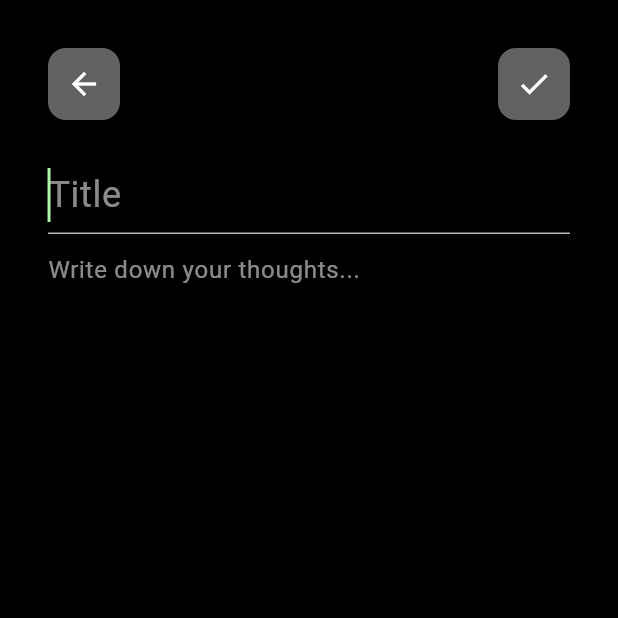
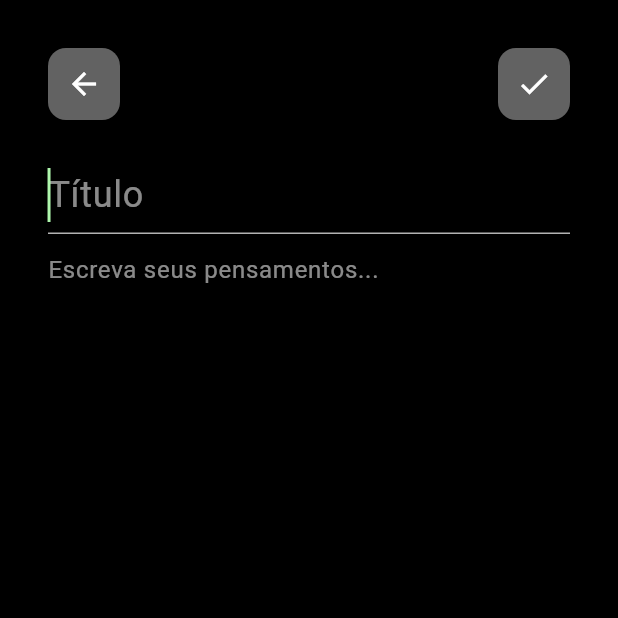
Before and after one commit to JacksonMonteiro/flutter_clean_notes, a Flutter app: the HomeView screen opened by its route, after a tap on the "add" icon, on a phone screen of 412 x 824 dp, the top half of it. Run offline on Flutter 3.47's test engine with Material 2 defaults, Android fonts, the phone set to English and light mode, and no system bars; our stand-ins replace cloud_firestore, easy_localization, firebase_auth, firebase_core; accounts and stored records are empty.

Commit message:
Internacionalization - Logout Feat. - Refactoring

```diff
--- a/lib/i18n/pt-BR.json
+++ b/lib/i18n/pt-BR.json
@@ -5,5 +5,19 @@
         "password": "Senha",
         "login-btn": "Login",
         "register-btn": "Criar conta"
+    },
+
+    "register": {
+        "title": "Olá! Vejo que é novo por aqui. Para usar o App, basta criar uma conta, e pronto, já poderá começar a registrar seus pensamentos de maneira simples",
+        "back-btn": "Voltar"
+    },
+
+    "home": {
+        "exit": "Sair"
+    },
+
+    "note": {
+        "title": "Título",
+        "message": "Escreva seus pensamentos..."
     }
 }
--- a/lib/main.dart
+++ b/lib/main.dart
@@ -13,9 +13,10 @@ void main() async {
 
   runApp(
     EasyLocalization(
-      supportedLocales: const [Locale('pt', 'BR')],
+      supportedLocales: const [Locale('pt', 'BR'), Locale('en', 'US')],
       path: 'lib/i18n',
-      fallbackLocale: const Locale('pt', 'BR'),
+      fallbackLocale: const Locale('en', 'US'),
+      startLocale: const Locale('pt', 'BR'),
       child: const MyApp(),
     ),
   );
--- a/lib/src/views/home_view.dart
+++ b/lib/src/views/home_view.dart
@@ -1,7 +1,9 @@
+// ignore_for_file: use_build_context_synchronously
+
 import 'package:cloud_firestore/cloud_firestore.dart';
+import 'package:easy_localization/easy_localization.dart';
 import 'package:firebase_auth/firebase_auth.dart';
 import 'package:flutter/material.dart';
-import 'package:notes_app/src/views/note_view.dart';
 
 class HomeView extends StatefulWidget {
   const HomeView({Key? key}) : super(key: key);
@@ -36,8 +38,42 @@ class _HomeViewState extends State<HomeView> {
           stream: _notes.snapshots(),
           builder: (context, AsyncSnapshot<QuerySnapshot> streamSnapshot) {
             if (streamSnapshot.hasData) {
-              return ListView.builder(
+              return Column(
+                children: [
+                  const SizedBox(
+                    height: 36,
+                  ),
+                  Row(
+                    mainAxisAlignment: MainAxisAlignment.end,
+                    crossAxisAlignment: CrossAxisAlignment.center,
+                    children: [
+                      PopupMenuButton(
+                          itemBuilder: (context) => [
+                                PopupMenuItem(
+                                  onTap: () async {
+                                    await _auth.signOut().then((value) =>
+                                        Navigator.of(context)
+                                            .pushReplacementNamed('/'));
+                                  },
+                                  value: 0,
+                                  child: Text(
+                                    'home.exit'.tr(),
+                                    style: const TextStyle(
+                                      color: Colors.red,
+                                    ),
+                                  ),
+                                )
+                              ])
+                    ],
+                  ),
+                  Expanded(
+                    child: SizedBox(
+                      width: MediaQuery.of(context).size.width,
+                      height: MediaQuery.of(context).size.height,
+                      child: ListView.builder(
                         itemCount: streamSnapshot.data!.docs.length,
+                        scrollDirection: Axis.vertical,
+                        shrinkWrap: true,
                         itemBuilder: (context, index) {
                           final DocumentSnapshot documentSnapshot =
                               streamSnapshot.data!.docs[index];
@@ -71,7 +107,8 @@ class _HomeViewState extends State<HomeView> {
                                     ),
                                     Text(
                                       documentSnapshot['content'],
-                              style: const TextStyle(color: Colors.white),
+                                      style:
+                                          const TextStyle(color: Colors.white),
                                     ),
                                     const SizedBox(
                                       height: 6,
@@ -88,6 +125,10 @@ class _HomeViewState extends State<HomeView> {
                             ),
                           );
                         },
+                      ),
+                    ),
+                  ),
+                ],
               );
             }
 
@@ -196,15 +237,15 @@ class _HomeViewState extends State<HomeView> {
                       color: Color(0xffaff7ad),
                       fontSize: 24,
                       fontWeight: FontWeight.normal),
-                  decoration: const InputDecoration(
-                    hintText: 'Title',
-                    border: UnderlineInputBorder(
+                  decoration: InputDecoration(
+                    hintText: 'note.title'.tr(),
+                    border: const UnderlineInputBorder(
                         borderSide: BorderSide(color: Colors.white70)),
-                    focusedBorder: UnderlineInputBorder(
+                    focusedBorder: const UnderlineInputBorder(
                         borderSide: BorderSide(color: Colors.white70)),
-                    enabledBorder: UnderlineInputBorder(
+                    enabledBorder: const UnderlineInputBorder(
                         borderSide: BorderSide(color: Colors.white70)),
-                    hintStyle: TextStyle(
+                    hintStyle: const TextStyle(
                       fontSize: 24,
                       color: Colors.white54,
                       fontWeight: FontWeight.normal,
@@ -222,10 +263,10 @@ class _HomeViewState extends State<HomeView> {
                   cursorColor: Colors.white,
                   keyboardType: TextInputType.multiline,
                   maxLines: null,
-                  decoration: const InputDecoration(
+                  decoration: InputDecoration(
                       border: InputBorder.none,
-                      hintText: 'Write down your thoughts...',
-                      hintStyle: TextStyle(
+                      hintText: 'notes.message'.tr(),
+                      hintStyle: const TextStyle(
                           fontSize: 16,
                           color: Colors.white54,
                           fontWeight: FontWeight.normal)),
--- a/lib/src/views/note_view.dart
+++ b/lib/src/views/note_view.dart
@@ -79,15 +79,15 @@ class _NoteViewState extends State<NoteView> {
                   color: Color(0xffaff7ad),
                   fontSize: 24,
                   fontWeight: FontWeight.normal),
-              decoration: const InputDecoration(
-                hintText: 'Title',
-                border: UnderlineInputBorder(
+              decoration: InputDecoration(
+                hintText: 'note.title'.tr(),
+                border: const UnderlineInputBorder(
                     borderSide: BorderSide(color: Colors.white70)),
-                focusedBorder: UnderlineInputBorder(
+                focusedBorder: const UnderlineInputBorder(
                     borderSide: BorderSide(color: Colors.white70)),
-                enabledBorder: UnderlineInputBorder(
+                enabledBorder: const UnderlineInputBorder(
                     borderSide: BorderSide(color: Colors.white70)),
-                hintStyle: TextStyle(
+                hintStyle: const TextStyle(
                   fontSize: 24,
                   color: Colors.white54,
                   fontWeight: FontWeight.normal,
@@ -105,10 +105,10 @@ class _NoteViewState extends State<NoteView> {
               cursorColor: Colors.white,
               keyboardType: TextInputType.multiline,
               maxLines: null,
-              decoration: const InputDecoration(
+              decoration: InputDecoration(
                   border: InputBorder.none,
-                  hintText: 'Write down your thoughts...',
-                  hintStyle: TextStyle(
+                  hintText: 'note.message'.tr(),
+                  hintStyle: const TextStyle(
                       fontSize: 16,
                       color: Colors.white54,
                       fontWeight: FontWeight.normal)),
```
Also changed, not shown: lib/i18n/en-US.json (added, +23 -0 lines), lib/src/views/login_view.dart (+6 -9 lines), lib/src/views/register_view.dart (+24 -30 lines). Lines whose indentation alone changed are shown as unchanged.
